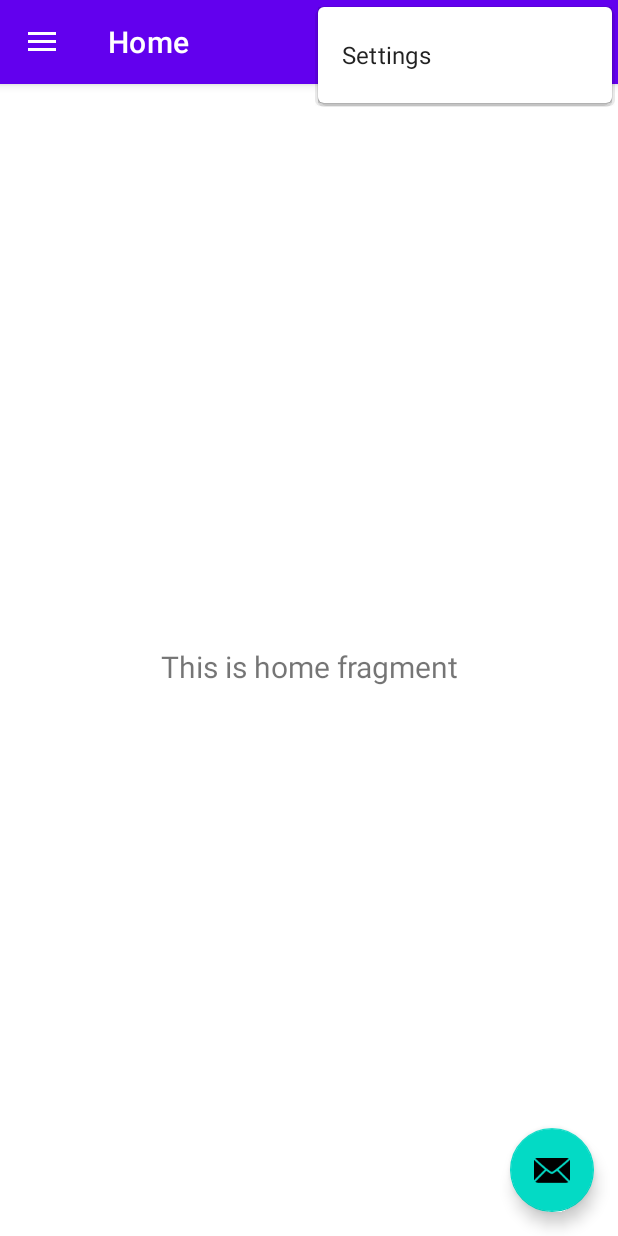
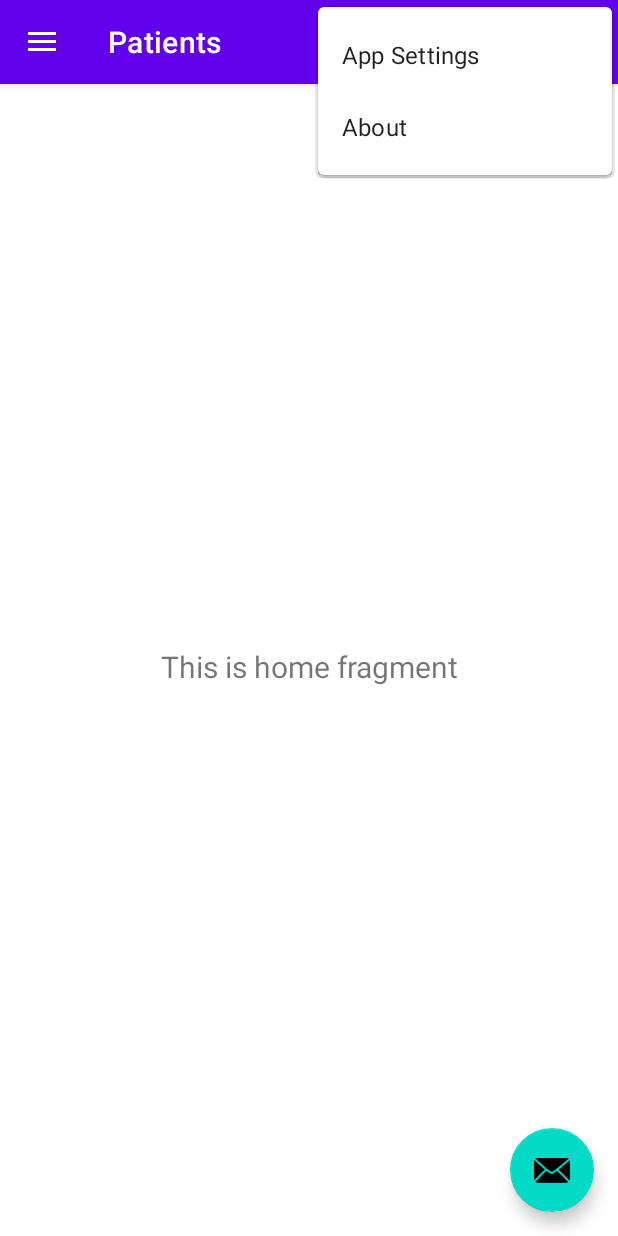
Before and after one commit to alejandrobrik/APP_SMART_PILLS_DISPENSER_2, an Android app: the screen it shows after launch (MenuActivity), with the options menu open, on a phone screen of 412 x 824 dp. Run offline under Robolectric (Android 15) with nearby library versions, the phone set to English and light mode, and no system bars; our stand-ins replace navigation-ui.

Commit message:
navigation view

```diff
--- a/app/src/main/AndroidManifest.xml
+++ b/app/src/main/AndroidManifest.xml
@@ -17,7 +17,7 @@
         android:theme="@style/Theme.APP_SMART_PILLS_DISPENSER"
         tools:targetApi="31">
         <activity
-            android:name=".PatientActivity"
+            android:name=".Activities.PatientActivity"
             android:exported="false" />
         <activity
             android:name=".MenuActivity"
--- a/app/src/main/res/menu/menu.xml
+++ b/app/src/main/res/menu/menu.xml
@@ -6,4 +6,10 @@
         android:orderInCategory="100"
         android:title="@string/action_settings"
         app:showAsAction="never" />
+
+    <item
+        android:id="@+id/action_about"
+        android:orderInCategory="100"
+        android:title="@string/action_about"
+        app:showAsAction="never" />
 </menu>
--- a/app/src/main/res/values/strings.xml
+++ b/app/src/main/res/values/strings.xml
@@ -6,9 +6,10 @@
     <string name="nav_header_title">Android Studio</string>
     <string name="nav_header_subtitle">android.studio@android.com</string>
     <string name="nav_header_desc">Navigation header</string>
-    <string name="action_settings">Settings</string>
+    <string name="action_settings">App Settings</string>
+    <string name="action_about">About</string>
 
-    <string name="menu_home">Home</string>
-    <string name="menu_gallery">Gallery</string>
-    <string name="menu_slideshow">Slideshow</string>
+    <string name="menu_home">Patients</string>
+    <string name="menu_gallery">Alert</string>
+    <string name="menu_slideshow">Setings</string>
 </resources>
```
Also changed, not shown: app/src/main/res/drawable/ic_doctor.png (added), app/src/main/res/drawable/ic_patient.png (added), app/src/main/res/drawable/ic_pill.png (added), app/src/main/res/drawable/ic_user.png (added).
